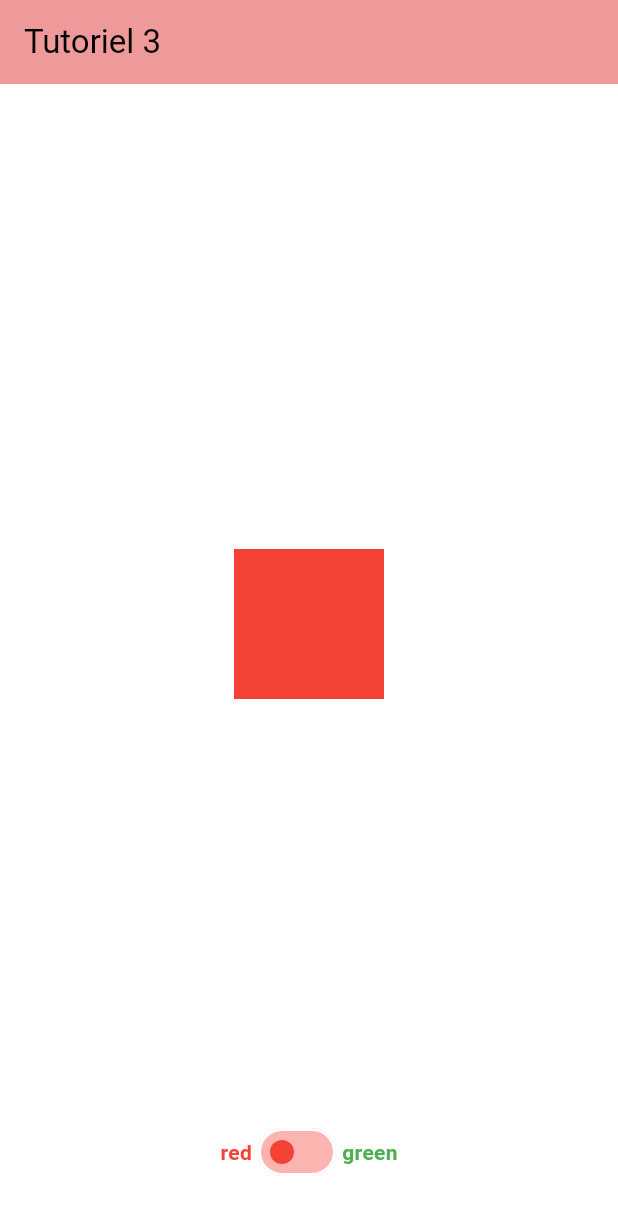
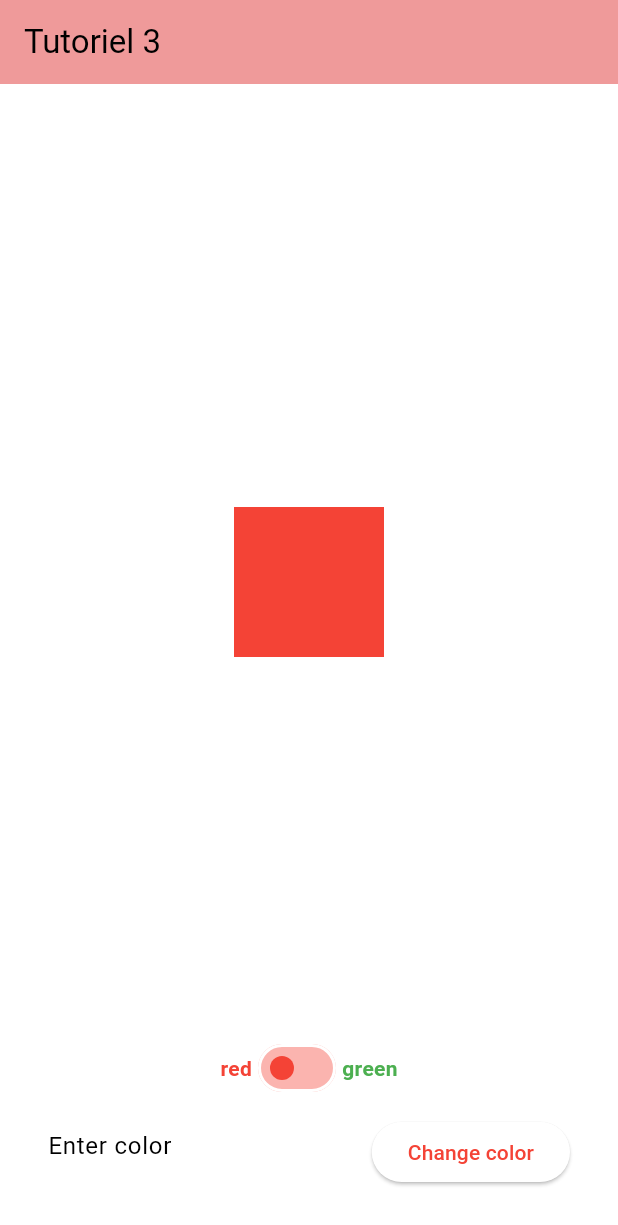
Before and after one commit to IweZix/BIN2-Q2-Mobile, a Flutter app: the screen it shows after launch, on a phone screen of 412 x 824 dp. Shown: the top 1225 px of the screen. Run offline on Flutter 3.47's test engine with Material 3 defaults, Android fonts, the phone set to English and light mode, and no system bars.

Commit message:
T03.3 Formulaire

```diff
--- a/tuto3/lib/home_screen.dart
+++ b/tuto3/lib/home_screen.dart
@@ -1,12 +1,13 @@
 import 'package:flutter/material.dart';
 import 'package:tuto3/main.dart';
+import 'package:tuto3/my_form.dart';
 import 'package:tuto3/my_square.dart';
 import 'package:tuto3/my_switch.dart';
 
 class HomeScreen extends StatelessWidget {
   final String color;
+
   final void Function(String) setColor;
-
 
   const HomeScreen({super.key, required this.color, required this.setColor});
 
@@ -22,7 +23,8 @@ class HomeScreen extends StatelessWidget {
         child: Column(
           children: [
             MySquare(color: color),
-            MySwitch(color: color, setColor: setColor)
+            MySwitch(color: color, setColor: setColor),
+            MyForm(setColor)
           ],
         ),
       ),
--- /dev/null
+++ b/tuto3/lib/my_form.dart
@@ -0,0 +1,57 @@
+import 'package:flutter/material.dart';
+
+class MyForm extends StatefulWidget {
+
+  final void Function(String) setColor;
+
+  const MyForm(this.setColor, {super.key});
+
+  @override
+  State<MyForm> createState() => _MyFormState();
+}
+
+
+class _MyFormState extends State<MyForm> {
+
+  final controller = TextEditingController();
+  final formKey = GlobalKey<FormState>();
+
+  @override
+  void dispose() {
+    controller.dispose();
+    super.dispose();
+  }
+
+  @override
+  Widget build(BuildContext context) {
+    return Form(
+      key: formKey,
+      child: Row(
+        crossAxisAlignment: CrossAxisAlignment.end,
+        children: [
+          Expanded(
+            child: TextFormField(
+              controller: controller,
+              decoration: const InputDecoration(labelText: "Enter color"),
+              validator: (value) {
+                return (value == null || value.isEmpty)
+                    ? "Color can't be empty"
+                    : null;
+              },
+            ),
+          ),
+          const SizedBox(width: 32.0),
+          ElevatedButton(
+            child: const Text("Change color"),
+            onPressed: () {
+              if (formKey.currentState!.validate()) {
+                widget.setColor(controller.text);
+                controller.text = "";
+              }
+            },
+          )
+        ],
+      ),
+    );
+  }
+}
--- a/tuto3/lib/my_square.dart
+++ b/tuto3/lib/my_square.dart
@@ -4,7 +4,9 @@ import 'main.dart';
 
 class MySquare extends StatelessWidget {
   final String color;
+
   const MySquare({super.key, required this.color});
+
   @override
   Widget build(BuildContext context) {
     return Expanded(
--- a/tuto3/lib/my_switch.dart
+++ b/tuto3/lib/my_switch.dart
@@ -2,12 +2,15 @@ import 'package:flutter/material.dart';
 
 class MySwitch extends StatelessWidget {
   final String color;
+
   final void Function(String) setColor;
+
   const MySwitch({
     super.key,
     required this.color,
     required this.setColor,
   });
+
   @override
   Widget build(BuildContext context) {
     return Row(
```
